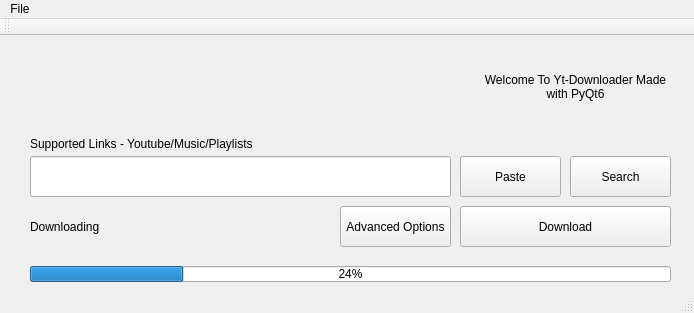
Old version of the form frame.ui in the repository GameoCoder/yt-downloader.
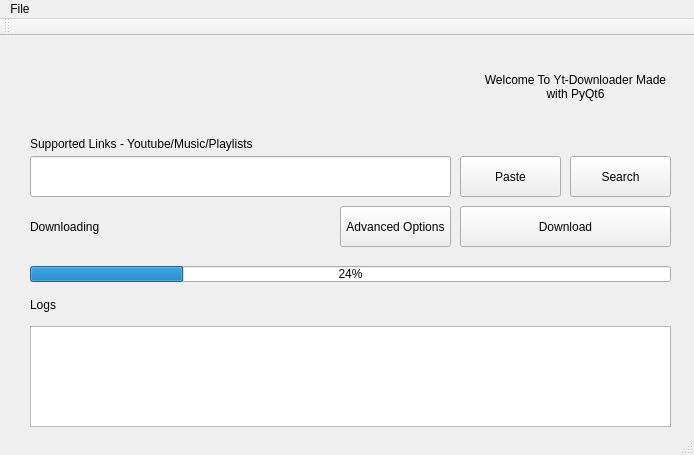
New version of the form.

Commit message: Remove unused 7zip binaries, refactor ffmpeg setup, and enhance UI with logging features

The edit to the form file:
```diff
--- a/frame.ui
+++ b/frame.ui
@@ -7,7 +7,7 @@
     <x>0</x>
     <y>0</y>
     <width>694</width>
-    <height>313</height>
+    <height>455</height>
    </rect>
   </property>
   <property name="windowTitle">
@@ -122,7 +122,7 @@
      <rect>
       <x>30</x>
       <y>100</y>
-      <width>291</width>
+      <width>641</width>
       <height>16</height>
      </rect>
     </property>
@@ -149,6 +149,29 @@
      <string>Advanced Options</string>
     </property>
    </widget>
+   <widget class="QTextEdit" name="logsEdit">
+    <property name="geometry">
+     <rect>
+      <x>30</x>
+      <y>290</y>
+      <width>641</width>
+      <height>101</height>
+     </rect>
+    </property>
+   </widget>
+   <widget class="QLabel" name="label">
+    <property name="geometry">
+     <rect>
+      <x>30</x>
+      <y>260</y>
+      <width>81</width>
+      <height>18</height>
+     </rect>
+    </property>
+    <property name="text">
+     <string>Logs</string>
+    </property>
+   </widget>
   </widget>
   <widget class="QMenuBar" name="menubar">
    <property name="geometry">
```
Left out of the diff: 2 changed lines with no effect on the pictures. The commit also changes 6 other files.
